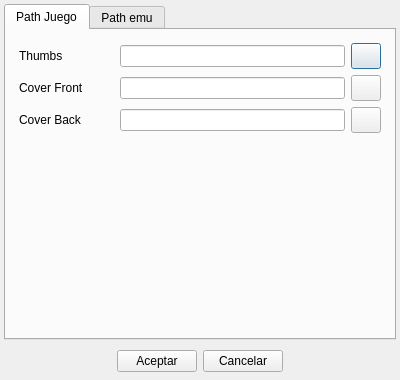
Above: ui/importpath.ui from Monthy/gr-lida before the change. Below: the same form after it.
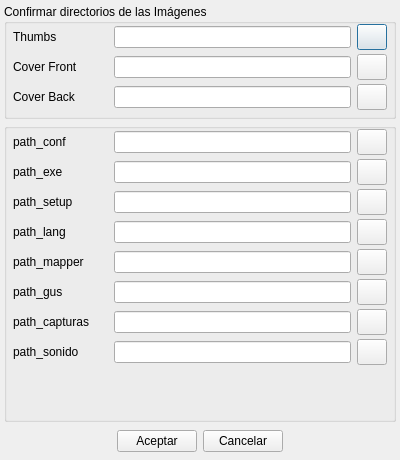
That is the form after the change. Icons and pictures are not drawn.

The edit to the form file:
```diff
--- a/ui/importpath.ui
+++ b/ui/importpath.ui
@@ -6,19 +6,13 @@
     <x>0</x>
     <y>0</y>
     <width>400</width>
-    <height>380</height>
+    <height>460</height>
    </rect>
   </property>
   <property name="minimumSize" >
    <size>
     <width>400</width>
-    <height>380</height>
-   </size>
-  </property>
-  <property name="maximumSize" >
-   <size>
-    <width>400</width>
-    <height>380</height>
+    <height>460</height>
    </size>
   </property>
   <property name="windowTitle" >
@@ -32,34 +26,39 @@
     <number>4</number>
    </property>
    <property name="spacing" >
-    <number>6</number>
+    <number>4</number>
+   </property>
+   <property name="leftMargin" >
+    <number>4</number>
+   </property>
+   <property name="topMargin" >
+    <number>4</number>
+   </property>
+   <property name="rightMargin" >
+    <number>4</number>
+   </property>
+   <property name="bottomMargin" >
+    <number>4</number>
    </property>
    <item>
-    <widget class="QTabWidget" name="tabWidget_ImportPath" >
-     <property name="enabled" >
-      <bool>true</bool>
+    <widget class="QGroupBox" name="gBox_path_images" >
+     <property name="title" >
+      <string>Confirmar directorios de las Imágenes</string>
      </property>
-     <property name="currentIndex" >
+     <layout class="QVBoxLayout" >
+      <property name="spacing" >
+       <number>4</number>
+      </property>
+      <property name="leftMargin" >
+       <number>6</number>
+      </property>
+      <property name="topMargin" >
       <number>0</number>
      </property>
-     <widget class="QWidget" name="tab_2" >
-      <attribute name="title" >
-       <string>Path Juego</string>
-      </attribute>
-      <layout class="QVBoxLayout" >
-       <property name="margin" >
-        <number>9</number>
-       </property>
-       <property name="spacing" >
+      <property name="rightMargin" >
         <number>6</number>
        </property>
-       <item>
-        <widget class="QFrame" name="frame" >
-         <layout class="QVBoxLayout" >
-          <property name="margin" >
-           <number>4</number>
-          </property>
-          <property name="spacing" >
+      <property name="bottomMargin" >
            <number>6</number>
           </property>
           <item>
@@ -70,6 +69,18 @@
             <property name="spacing" >
              <number>6</number>
             </property>
+        <property name="leftMargin" >
+         <number>0</number>
+        </property>
+        <property name="topMargin" >
+         <number>0</number>
+        </property>
+        <property name="rightMargin" >
+         <number>0</number>
+        </property>
+        <property name="bottomMargin" >
+         <number>0</number>
+        </property>
             <item>
              <widget class="QLabel" name="lb_path_17" >
               <property name="minimumSize" >
@@ -84,10 +95,10 @@
              </widget>
             </item>
             <item>
-             <widget class="QLineEdit" name="txtPath_Datos_1" />
+         <widget class="QLineEdit" name="txtDatosPath_Thumbs" />
             </item>
             <item>
-             <widget class="QPushButton" name="btnDirPath_Datos_1" >
+         <widget class="QPushButton" name="btnDirPath_Datos_Thumbs" >
               <property name="minimumSize" >
                <size>
                 <width>30</width>
@@ -132,10 +143,10 @@
              </widget>
             </item>
             <item>
-             <widget class="QLineEdit" name="txtPath_Datos_2" />
+         <widget class="QLineEdit" name="txtDatosPath_CoverFront" />
             </item>
             <item>
-             <widget class="QPushButton" name="btnDirPath_Datos_2" >
+         <widget class="QPushButton" name="btnDirPath_Datos_CoverFront" >
               <property name="minimumSize" >
                <size>
                 <width>30</width>
@@ -160,9 +171,6 @@
           </item>
           <item>
            <layout class="QHBoxLayout" >
-            <property name="margin" >
-             <number>0</number>
-            </property>
             <property name="spacing" >
              <number>6</number>
             </property>
@@ -180,10 +188,10 @@
              </widget>
             </item>
             <item>
-             <widget class="QLineEdit" name="txtPath_Datos_3" />
+         <widget class="QLineEdit" name="txtDatosPath_CoverBack" />
             </item>
             <item>
-             <widget class="QPushButton" name="btnDirPath_Datos_3" >
+         <widget class="QPushButton" name="btnDirPath_Datos_CoverBack" >
               <property name="minimumSize" >
                <size>
                 <width>30</width>
@@ -206,47 +214,57 @@
             </item>
            </layout>
           </item>
+     </layout>
+    </widget>
+   </item>
           <item>
-           <spacer>
-            <property name="orientation" >
-             <enum>Qt::Vertical</enum>
-            </property>
-            <property name="sizeHint" >
-             <size>
-              <width>20</width>
-              <height>40</height>
-             </size>
-            </property>
-           </spacer>
-          </item>
-         </layout>
-        </widget>
-       </item>
-      </layout>
-     </widget>
-     <widget class="QWidget" name="tab_1" >
-      <attribute name="title" >
-       <string>Path emu</string>
-      </attribute>
+    <widget class="QGroupBox" name="gBox_path_emu" >
       <layout class="QVBoxLayout" >
        <property name="margin" >
         <number>9</number>
        </property>
        <property name="spacing" >
+       <number>4</number>
+      </property>
+      <property name="leftMargin" >
+       <number>6</number>
+      </property>
+      <property name="topMargin" >
+       <number>0</number>
+      </property>
+      <property name="rightMargin" >
+       <number>6</number>
+      </property>
+      <property name="bottomMargin" >
         <number>6</number>
        </property>
        <item>
         <widget class="QStackedWidget" name="wizardPath" >
+        <property name="minimumSize" >
+         <size>
+          <width>16</width>
+          <height>260</height>
+         </size>
+        </property>
          <property name="currentIndex" >
           <number>0</number>
          </property>
          <widget class="QWidget" name="page_1" >
           <layout class="QVBoxLayout" >
-           <property name="margin" >
+          <property name="spacing" >
             <number>4</number>
            </property>
-           <property name="spacing" >
-            <number>6</number>
+          <property name="leftMargin" >
+           <number>0</number>
+          </property>
+          <property name="topMargin" >
+           <number>0</number>
+          </property>
+          <property name="rightMargin" >
+           <number>0</number>
+          </property>
+          <property name="bottomMargin" >
+           <number>0</number>
            </property>
            <item>
             <layout class="QHBoxLayout" >
@@ -256,6 +274,18 @@
              <property name="spacing" >
               <number>6</number>
              </property>
+            <property name="leftMargin" >
+             <number>0</number>
+            </property>
+            <property name="topMargin" >
+             <number>0</number>
+            </property>
+            <property name="rightMargin" >
+             <number>0</number>
+            </property>
+            <property name="bottomMargin" >
+             <number>0</number>
+            </property>
              <item>
               <widget class="QLabel" name="lb_path_1" >
                <property name="minimumSize" >
@@ -1081,16 +1111,24 @@
        </item>
       </layout>
      </widget>
-    </widget>
    </item>
    <item>
     <layout class="QHBoxLayout" >
-     <property name="margin" >
-      <number>4</number>
-     </property>
      <property name="spacing" >
       <number>6</number>
      </property>
+     <property name="leftMargin" >
+      <number>4</number>
+     </property>
+     <property name="topMargin" >
+      <number>4</number>
+     </property>
+     <property name="rightMargin" >
+      <number>4</number>
+     </property>
+     <property name="bottomMargin" >
+      <number>4</number>
+     </property>
      <item>
       <spacer>
        <property name="orientation" >
```
Left out of the diff: 314 changed lines with no effect on the pictures. Lines whose indentation alone changed are shown as unchanged.
